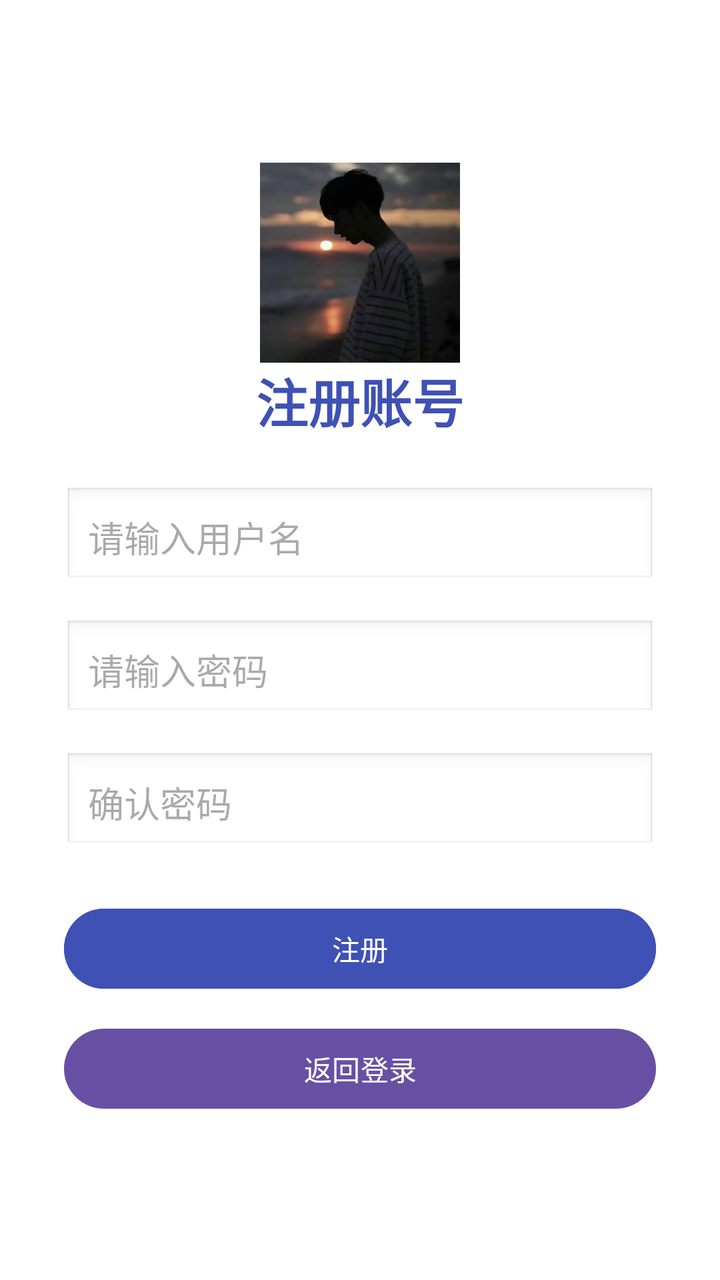
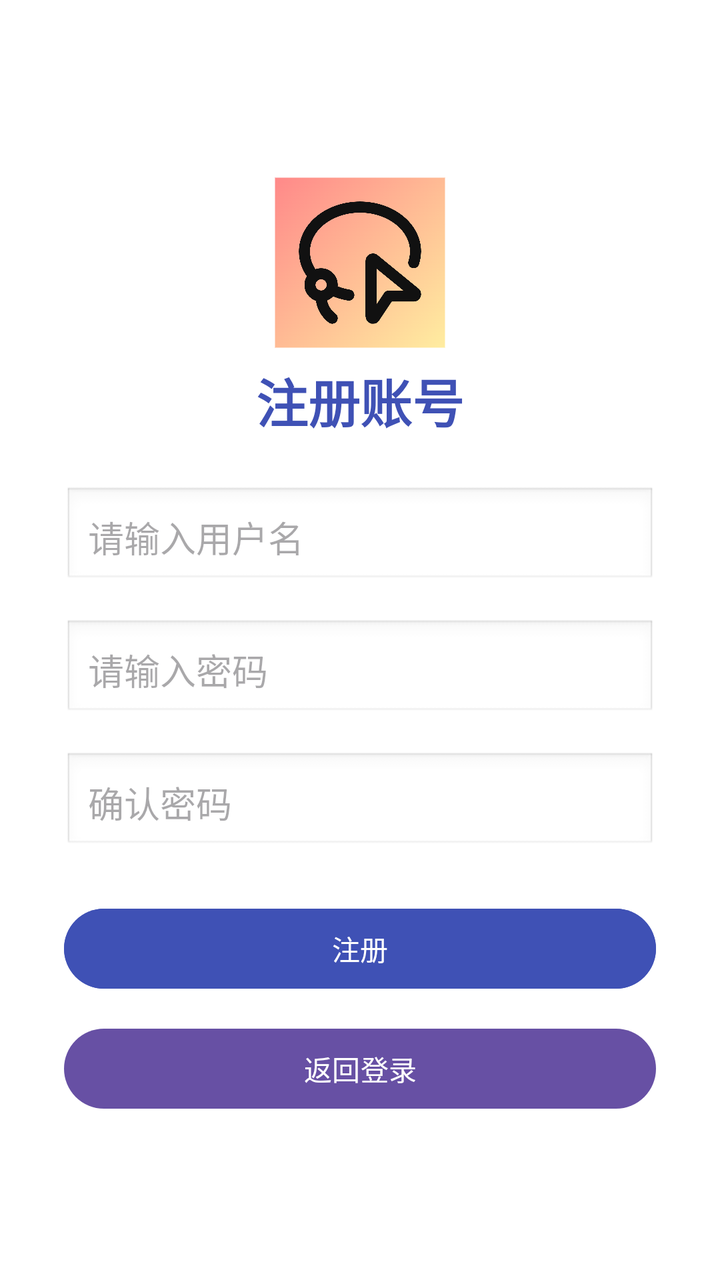

An Android layout rendered at two revisions. The XML below is the earlier revision; the diff shows what the commit changed to produce the second picture.
<!-- AndroidManifest.xml: application theme Theme.WordCrush -->
<!-- res/layout/activity_register.xml -->
<?xml version="1.0" encoding="utf-8"?>
<LinearLayout
    xmlns:android="http://schemas.android.com/apk/res/android"
    android:orientation="vertical"
    android:padding="32dp"
    android:layout_width="match_parent"
    android:layout_height="match_parent"
    android:gravity="center"
    android:background="@android:color/white">

    <ImageView
        android:layout_width="match_parent"
        android:layout_height="100dp"
        android:src="@drawable/logo"/>

    <TextView
        android:text="注册账号"
        android:textSize="26sp"
        android:textStyle="bold"
        android:textColor="#3F51B5"
        android:layout_marginBottom="24dp"
        android:layout_width="wrap_content"
        android:layout_height="wrap_content" />

    <EditText
        android:id="@+id/registerUsernameEditText"
        android:hint="请输入用户名"
        android:layout_width="match_parent"
        android:layout_height="wrap_content"
        android:background="@android:drawable/edit_text"
        android:padding="12dp" />

    <EditText
        android:id="@+id/registerPasswordEditText"
        android:hint="请输入密码"
        android:inputType="textPassword"
        android:layout_marginTop="16dp"
        android:layout_width="match_parent"
        android:layout_height="wrap_content"
        android:background="@android:drawable/edit_text"
        android:padding="12dp" />

    <EditText
        android:id="@+id/confirmPasswordEditText"
        android:hint="确认密码"
        android:inputType="textPassword"
        android:layout_marginTop="16dp"
        android:layout_width="match_parent"
        android:layout_height="wrap_content"
        android:background="@android:drawable/edit_text"
        android:padding="12dp" />

    <TextView
        android:id="@+id/errorTextView"
        android:layout_width="match_parent"
        android:layout_height="wrap_content"
        android:textColor="#FF0000"
        android:text=""
        android:visibility="gone"
        android:textAlignment="center"
        android:layout_marginTop="4dp" />

    <Button
        android:id="@+id/confirmRegisterButton"
        android:text="注册"
        android:layout_marginTop="24dp"
        android:backgroundTint="#3F51B5"
        android:textColor="@android:color/white"
        android:layout_width="match_parent"
        android:layout_height="wrap_content" />

    <Button
        android:id="@+id/backButton"
        android:text="返回登录"
        android:layout_marginTop="12dp"
        android:layout_width="match_parent"
        android:layout_height="wrap_content" />

</LinearLayout>
<!-- resources referenced by this layout -->
<resources>
  <!-- drawable logo: jpg bitmap (drawable, 30745 bytes) -->
  <style name="Theme.WordCrush" parent="Base.Theme.WordCrush" />
  <style name="Base.Theme.WordCrush" parent="Theme.Material3.DayNight.NoActionBar">
          
          
      </style>
</resources>

<!-- the commit's change to res/layout/activity_register.xml (unified diff, before → after) -->
@@ -25,6 +25,8 @@
     <EditText
         android:id="@+id/registerUsernameEditText"
         android:hint="请输入用户名"
+        android:digits="abcdefghijklmnopqrstuvwxyzABCDEFGHIJKLMNOPQRSTUVWXYZ0123456789"
+        android:maxLength="20"
         android:layout_width="match_parent"
         android:layout_height="wrap_content"
         android:background="@android:drawable/edit_text"
<!-- resource entries referenced after the edit -->
@@ -1,6 +1,6 @@
 <!-- resources referenced by this layout -->
 <resources>
-  <!-- drawable logo: jpg bitmap (drawable, 30745 bytes) -->
+  <!-- drawable logo: jpg bitmap (drawable, 136564 bytes) -->
   <style name="Theme.WordCrush" parent="Base.Theme.WordCrush" />
   <style name="Base.Theme.WordCrush" parent="Theme.Material3.DayNight.NoActionBar">
           
